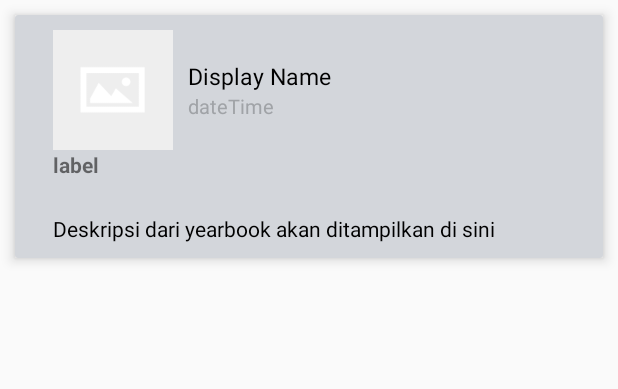
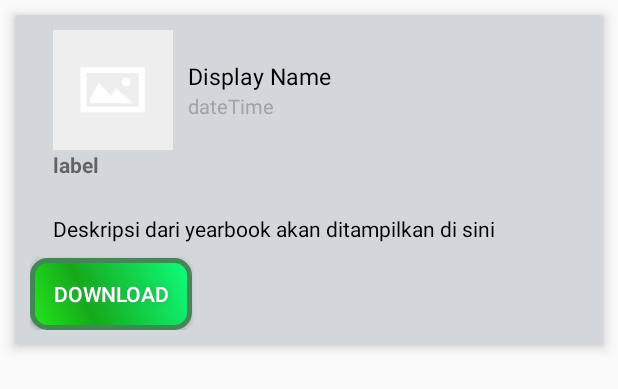
Before and after one commit to kadekParwanta/Stingray-Android, an Android app: the layout cardviewpost.xml on its own in the app's theme, with its tools: preview values and no code run, on a phone screen of 412 x 824 dp. Shown: the top 389 px of the screen. Run offline under Robolectric (Android 15) with nearby library versions, the phone set to English and light mode, and no system bars.

Commit message:
Add download button

```diff
--- /dev/null
+++ b/app/src/main/res/drawable/buttonshape.xml
@@ -0,0 +1,24 @@
+<?xml version="1.0" encoding="utf-8"?>
+<shape xmlns:android="http://schemas.android.com/apk/res/android" android:shape="rectangle" >
+    <corners
+        android:radius="10dp"
+        />
+    <gradient
+        android:angle="45"
+        android:centerX="35%"
+        android:centerColor="#16A81B"
+        android:startColor="#23E81C"
+        android:endColor="#0FFF7F"
+        android:type="linear"
+        />
+    <padding
+        android:left="0dp"
+        android:top="0dp"
+        android:right="0dp"
+        android:bottom="0dp"
+        />
+    <stroke
+        android:width="3dp"
+        android:color="#448756"
+        />
+</shape>
--- a/app/src/main/res/layout/cardviewpost.xml
+++ b/app/src/main/res/layout/cardviewpost.xml
@@ -73,6 +73,7 @@
             android:paddingLeft="@dimen/feed_item_status_pad_left_right"
             android:paddingRight="@dimen/feed_item_status_pad_left_right"
             android:paddingTop="@dimen/feed_item_status_pad_top"
+            android:paddingBottom="10dp"
             android:textColor="@color/black"
             android:text="Deskripsi dari yearbook akan ditampilkan di sini"/>
 
@@ -86,6 +87,21 @@
             android:visibility="gone"
             android:scaleType="fitXY"/>
 
+        <Button
+            android:id="@+id/download_btn"
+            android:layout_width="wrap_content"
+            android:layout_height="wrap_content"
+            android:paddingLeft="@dimen/feed_item_status_pad_left_right"
+            android:paddingRight="@dimen/feed_item_status_pad_left_right"
+            android:text="Download"
+            android:textColor="#FFFFFF"
+            android:background="@drawable/buttonshape"
+            android:shadowColor="#37A85D"
+            android:shadowDx="0"
+            android:shadowDy="0"
+            android:shadowRadius="5"
+            />
+
 
     </LinearLayout>
 
```
